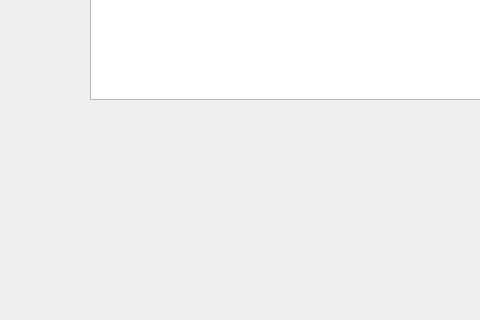
This is CyberBox/networkmain.ui in RoysGit227/Software2Project as Qt 5 draws it before an edit; both pictures show x 0 to 480 and y 181 to 501 of the 800 by 600 pixel window. The edited form follows.
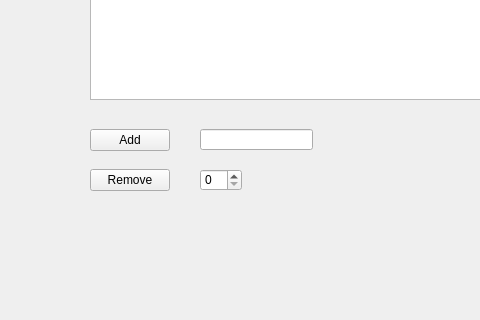
This is the edited form.

Commit message: Updated removeDevice and addDevice functions in Router class

```diff
--- a/CyberBox/networkmain.ui
+++ b/CyberBox/networkmain.ui
@@ -24,6 +24,52 @@
      </rect>
     </property>
    </widget>
+   <widget class="QPushButton" name="addDevButton">
+    <property name="geometry">
+     <rect>
+      <x>90</x>
+      <y>310</y>
+      <width>80</width>
+      <height>22</height>
+     </rect>
+    </property>
+    <property name="text">
+     <string>Add</string>
+    </property>
+   </widget>
+   <widget class="QPushButton" name="removeDevButton">
+    <property name="geometry">
+     <rect>
+      <x>90</x>
+      <y>350</y>
+      <width>80</width>
+      <height>22</height>
+     </rect>
+    </property>
+    <property name="text">
+     <string>Remove</string>
+    </property>
+   </widget>
+   <widget class="QLineEdit" name="devNameLine">
+    <property name="geometry">
+     <rect>
+      <x>200</x>
+      <y>310</y>
+      <width>113</width>
+      <height>21</height>
+     </rect>
+    </property>
+   </widget>
+   <widget class="QSpinBox" name="dev_spinBox">
+    <property name="geometry">
+     <rect>
+      <x>200</x>
+      <y>350</y>
+      <width>42</width>
+      <height>22</height>
+     </rect>
+    </property>
+   </widget>
   </widget>
   <widget class="QMenuBar" name="menubar">
    <property name="geometry">
```
The commit also changes 24 other files.
